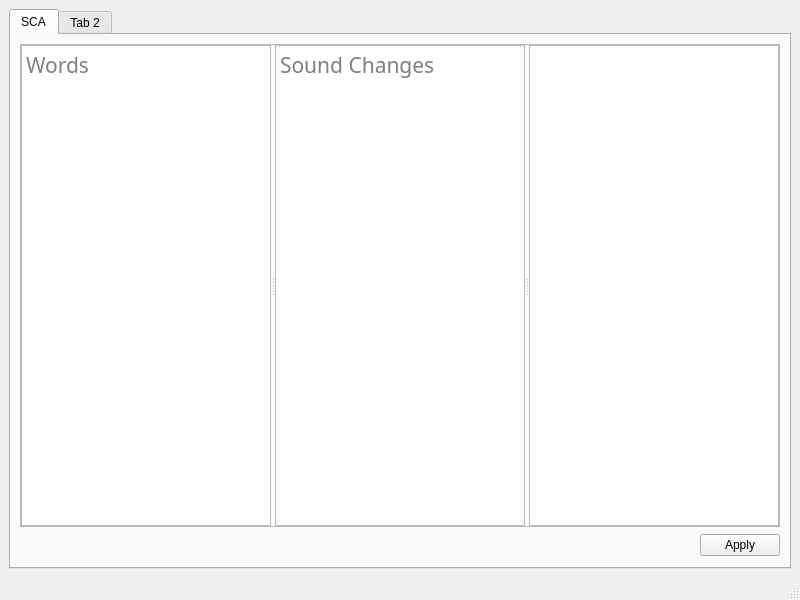
First picture: the form in ui/MainWindow.ui, repository Sirraide/smyth, before the edit.
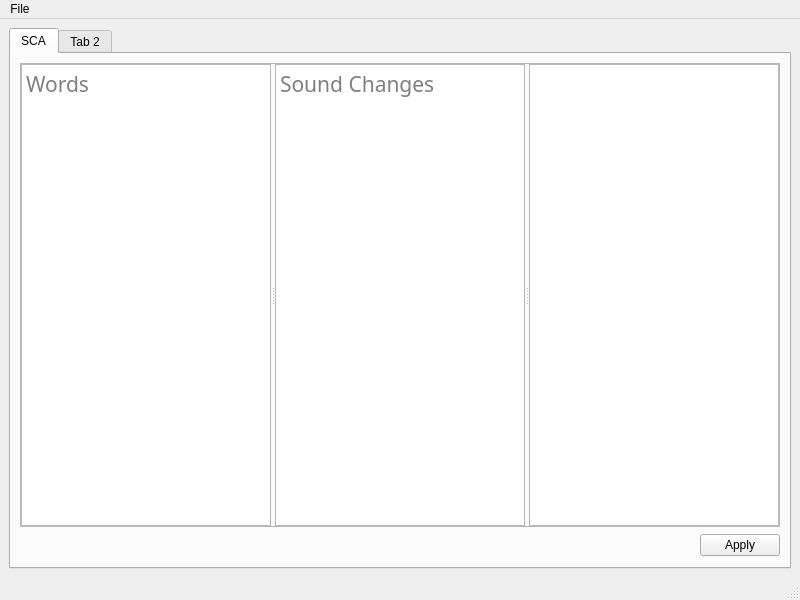
Second picture: the form after the edit.

Diff of the .ui file:
```diff
--- a/ui/MainWindow.ui
+++ b/ui/MainWindow.ui
@@ -179,6 +179,14 @@
      <height>23</height>
     </rect>
    </property>
+   <widget class="QMenu" name="file_menu">
+    <property name="title">
+     <string>File</string>
+    </property>
+    <addaction name="action_open"/>
+    <addaction name="action_save"/>
+   </widget>
+   <addaction name="file_menu"/>
   </widget>
   <widget class="QStatusBar" name="statusbar"/>
  </widget>
```
Left out of the diff: 55 changed lines with no effect on the pictures.
